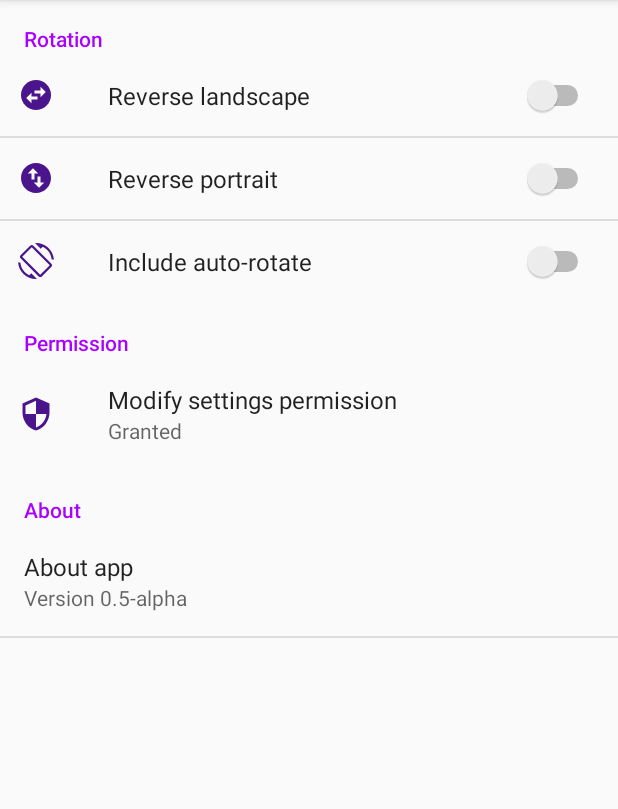
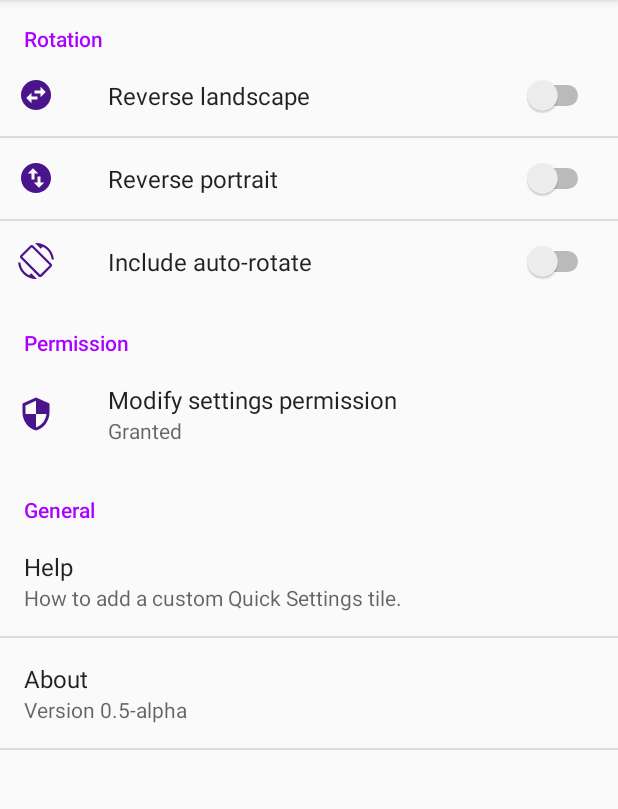
Before and after one commit to mudar/RotationQuickSetting, an Android app: the screen it shows after launch (MainActivity), on a phone screen of 412 x 824 dp, the part 84-893 px from its top. Run offline under Robolectric (Android 15) with nearby library versions, the light colour scheme and no system bars.

Commit message:
Added Onboarding permission request
And help link in settings, hidden once user starts using QS Tile

```diff
--- a/app/src/main/java/ca/mudar/rotationquicksetting/data/UserPrefs.java
+++ b/app/src/main/java/ca/mudar/rotationquicksetting/data/UserPrefs.java
@@ -7,6 +7,9 @@ import android.preference.PreferenceManager;
 import ca.mudar.rotationquicksetting.Const;
 import ca.mudar.rotationquicksetting.Const.PrefsNames;
 import ca.mudar.rotationquicksetting.R;
+
+import static ca.mudar.rotationquicksetting.Const.PrefsNames.HAS_HELP;
+import static ca.mudar.rotationquicksetting.Const.PrefsNames.HAS_ONBOARDING;
 
 /**
  * Created by mudar on 10/05/17.
@@ -45,6 +48,25 @@ public class UserPrefs {
                 false);
     }
 
+
+    public boolean hasOnboarding() {
+        return mPrefs.getBoolean(HAS_ONBOARDING, true);
+    }
+
+    public void setOnboardingCompleted() {
+        edit().putBoolean(HAS_ONBOARDING, false)
+                .commit();
+    }
+
+    public boolean hasHelp() {
+        return mPrefs.getBoolean(HAS_HELP, true);
+    }
+
+    public void setHelpCompleted() {
+        edit().putBoolean(HAS_HELP, false)
+                .commit();
+    }
+
     public boolean isReversePortrait() {
         return mPrefs.getBoolean(PrefsNames.REVERSE_PORT, false);
     }
--- a/app/src/main/java/ca/mudar/rotationquicksetting/ui/MainActivity.java
+++ b/app/src/main/java/ca/mudar/rotationquicksetting/ui/MainActivity.java
@@ -2,8 +2,10 @@ package ca.mudar.rotationquicksetting.ui;
 
 import android.app.Fragment;
 import android.os.Bundle;
+import android.provider.Settings;
 import android.support.v7.app.AppCompatActivity;
 
+import ca.mudar.rotationquicksetting.Const.FragmentTags;
 import ca.mudar.rotationquicksetting.data.UserPrefs;
 
 /**
@@ -12,12 +14,12 @@ import ca.mudar.rotationquicksetting.data.UserPrefs;
 
 public class MainActivity extends AppCompatActivity implements
         SettingsFragment.SettingsAboutCallback {
-    private final static String FRAGMENT_TAG_SETTINGS = "f_settings";
-    private final static String FRAGMENT_TAG_ABOUT = "f_about";
 
     @Override
     protected void onCreate(Bundle savedInstanceState) {
         super.onCreate(savedInstanceState);
+
+        showOnboardingIfNecessary();
 
         // Set default preferences
         UserPrefs.setDefaults(getApplicationContext());
@@ -25,7 +27,7 @@ public class MainActivity extends AppCompatActivity implements
         if (savedInstanceState == null) {
             final Fragment fragment = SettingsFragment.newInstance();
             getFragmentManager().beginTransaction()
-                    .replace(android.R.id.content, fragment, FRAGMENT_TAG_SETTINGS)
+                    .replace(android.R.id.content, fragment, FragmentTags.SETTINGS)
                     .commit();
         }
     }
@@ -37,6 +39,16 @@ public class MainActivity extends AppCompatActivity implements
     @Override
     public void onShowAbout() {
         final AboutBottomSheetFragment bottomSheet = AboutBottomSheetFragment.newInstance();
-        bottomSheet.show(getSupportFragmentManager(), FRAGMENT_TAG_ABOUT);
+        bottomSheet.show(getSupportFragmentManager(), FragmentTags.ABOUT);
+    }
+
+    private void showOnboardingIfNecessary() {
+        final UserPrefs prefs = UserPrefs.getInstance(getApplicationContext());
+        if (prefs.hasOnboarding()) {
+            if (!Settings.System.canWrite(this)) {
+                startActivity(OnboardingActivity.newIntent(getApplicationContext()));
+            }
+            prefs.setOnboardingCompleted();
+        }
     }
 }
--- a/app/src/main/java/ca/mudar/rotationquicksetting/ui/SettingsFragment.java
+++ b/app/src/main/java/ca/mudar/rotationquicksetting/ui/SettingsFragment.java
@@ -8,21 +8,24 @@ import android.net.Uri;
 import android.os.Bundle;
 import android.preference.Preference;
 import android.preference.PreferenceFragment;
+import android.preference.PreferenceGroup;
 import android.preference.PreferenceManager;
 import android.provider.Settings;
 import android.support.annotation.Nullable;
 import android.support.annotation.StringRes;
 import android.support.design.widget.Snackbar;
 import android.support.v4.content.ContextCompat;
-import android.util.Log;
 import android.view.View;
+
+import java.util.Locale;
 
 import ca.mudar.rotationquicksetting.BuildConfig;
 import ca.mudar.rotationquicksetting.Const;
 import ca.mudar.rotationquicksetting.Const.PrefsNames;
 import ca.mudar.rotationquicksetting.R;
+import ca.mudar.rotationquicksetting.data.UserPrefs;
+import ca.mudar.rotationquicksetting.utils.PermissionUtils;
 
-import static android.content.ContentValues.TAG;
 import static ca.mudar.rotationquicksetting.utils.OrientationUtils.ROTATION_LAND;
 import static ca.mudar.rotationquicksetting.utils.OrientationUtils.ROTATION_LAND_REVERSE;
 import static ca.mudar.rotationquicksetting.utils.OrientationUtils.ROTATION_PORT;
@@ -70,7 +73,10 @@ public class SettingsFragment extends PreferenceFragment implements
         mSharedPrefs.registerOnSharedPreferenceChangeListener(this);
 
         mPermissionGranted.setOnPreferenceClickListener(this);
+        findPreference(PrefsNames.HELP).setOnPreferenceClickListener(this);
         findPreference(PrefsNames.ABOUT).setOnPreferenceClickListener(this);
+
+        hideHelpIfPossible();
     }
 
     @Override
@@ -119,12 +125,12 @@ public class SettingsFragment extends PreferenceFragment implements
     public boolean onPreferenceClick(Preference preference) {
         final String key = preference.getKey();
         if (PrefsNames.PERMISSION_GRANTED.equals(key)) {
-            final Intent intent = new Intent(Settings.ACTION_MANAGE_WRITE_SETTINGS,
-                    Uri.parse("package:" + getContext().getPackageName()));
-            startActivity(intent);
+            startActivity(PermissionUtils.getPermissionIntent(getContext()));
+            return true;
+        } else if (PrefsNames.HELP.equals(key) && mListener != null) {
+            showHelp();
             return true;
         } else if (PrefsNames.ABOUT.equals(key) && mListener != null) {
-            Log.i(TAG, "onPreferenceClick: ABOUT");
             mListener.onShowAbout();
             return true;
         }
@@ -136,7 +142,7 @@ public class SettingsFragment extends PreferenceFragment implements
         mPermissionGranted.setSummary(getPermissionGrantedSummary());
 
         findPreference(PrefsNames.ABOUT).setSummary(getString(
-                R.string.prefs_version_title, BuildConfig.VERSION_NAME));
+                R.string.prefs_about_summary, BuildConfig.VERSION_NAME));
     }
 
     @StringRes
@@ -188,7 +194,24 @@ public class SettingsFragment extends PreferenceFragment implements
                 .show();
     }
 
+    private void showHelp() {
+        final String language = Locale.getDefault().getLanguage();
+        final Intent viewIntent = new Intent(Intent.ACTION_VIEW);
+        viewIntent.setData(Uri.parse(getResources()
+                .getString(R.string.url_help_quick_settings, language)));
+        startActivity(viewIntent);
+    }
+
+    private void hideHelpIfPossible() {
+        final UserPrefs prefs = UserPrefs.getInstance(getContext());
+        if (!prefs.hasHelp()) {
+            ((PreferenceGroup) findPreference(PrefsNames.CAT_GENERAL))
+                    .removePreference(findPreference(PrefsNames.HELP));
+            prefs.setHelpCompleted();
+        }
+    }
+
     public interface SettingsAboutCallback {
-        public void onShowAbout();
+        void onShowAbout();
     }
 }
--- a/app/src/main/res/values/strings.xml
+++ b/app/src/main/res/values/strings.xml
@@ -1,5 +1,7 @@
 <resources>
     <string name="app_name">Rotation Quick Setting</string>
+    <string name="activity_main">@string/app_name</string>
+    <string name="activity_onboarding">Welcome!</string>
     <string name="tile_label">Rotation QS</string>
     <string name="tile_label_port">Portrait</string>
     <string name="tile_label_land">Landscape</string>
@@ -10,25 +12,33 @@
     <!--Settings-->
     <string name="prefs_cat_permission">Permission</string>
     <string name="prefs_cat_orientation">Rotation</string>
-    <string name="prefs_cat_about">About</string>
+    <string name="prefs_cat_general">General</string>
     <string name="prefs_permission_granted_title">Modify settings permission</string>
     <string name="prefs_permission_granted_on">Granted</string>
     <string name="prefs_permission_granted_off">Not granted, app is disabled</string>
     <string name="prefs_reverse_port_title">Reverse portrait</string>
     <string name="prefs_reverse_land_title">Reverse landscape</string>
     <string name="prefs_auto_rotate_title">Include auto-rotate</string>
-    <string name="prefs_about_title">About app</string>
-    <string name="prefs_version_title">Version %s</string>
+    <string name="prefs_help_title">Help</string>
+    <string name="prefs_help_summary">How to add a custom Quick Settings tile.</string>
+    <string name="prefs_about_title">About</string>
+    <string name="prefs_about_summary">Version %s</string>
 
     <!--About-->
-    <string name="about_subtitle">Quick settings tile to&#160;select portrait or&#160;landscape screen orientation.</string>
-    <!--<string name="about_accelerometer_fix">Software fix for&#160;failing Nexus&#160;7 accelerometer.</string>-->
+    <string name="about_subtitle">Quick Settings tile to&#160;select portrait or&#160;landscape screen orientation.</string>
+    <!--<string name="about_accelerometer_fix">Software fix for&#160;devices with accelerometer auto‑rotation issues.</string>-->
     <string name="about_credits">Android app developed by Mudar&#160;Noufal.</string>
     <string name="about_source_code">Open source project, available on GitHub. Source code is released under the GPLv3 license from the Free Software Foundation.</string>
     <string name="about_rate_app">Please share or rate the app if you like it!</string>
 
+    <!--Onboarding-->
+    <string name="onboarding_title">@string/app_name</string>
+    <string name="onboarding_desc">Quick Settings tile to&#160;select portrait or&#160;landscape screen orientation. Intended as&#160;a&#160;fix for&#160;devices with auto‑rotation accelerometer issues.</string>
+
     <!--Buttons-->
     <string name="btn_try_it">Try it</string>
+    <string name="btn_grant_permission">Grant permission</string>
+    <string name="btn_skip">Skip for now</string>
 
 
     <!--Snackbar messages-->
--- a/app/src/main/res/values/strings_common.xml
+++ b/app/src/main/res/values/strings_common.xml
@@ -4,11 +4,14 @@
     <string name="url_playstore" translatable="false">http://play.google.com/store/apps/details?id=ca.mudar.rotationquicksetting</string>
     <string name="url_mudar_ca" translatable="false">http://www.mudar.ca/</string>
     <string name="url_github" translatable="false">https://github.com/mudar/RotationQuickSetting</string>
+    <string name="url_help_quick_settings">https://support.google.com/android/answer/6111329?hl=%s</string>
 
+    <string name="prefs_key_cat_general">prefs_cat_general</string>
     <string name="prefs_key_permission_granted">prefs_permission_granted</string>
     <string name="prefs_key_reverse_port">prefs_reverse_port</string>
     <string name="prefs_key_reverse_land">prefs_reverse_land</string>
     <string name="prefs_key_auto_rotate">prefs_auto_rotate</string>
+    <string name="prefs_key_help">prefs_help</string>
     <string name="prefs_key_about">prefs_about</string>
     <!--<string name="prefs_key_version">prefs_version</string>-->
 
--- a/app/src/main/res/values/styles.xml
+++ b/app/src/main/res/values/styles.xml
@@ -1,18 +1,4 @@
 <resources>
-
-    <!-- Base application theme. -->
-    <style name="AppTheme" parent="Theme.AppCompat.Light.DarkActionBar">
-        <!-- Customize your theme here. -->
-        <item name="colorPrimary">@color/color_primary</item>
-        <item name="colorPrimaryDark">@color/color_primary_dark</item>
-        <item name="colorAccent">@color/color_accent</item>
-        <item name="bottomSheetDialogTheme">@style/BottomSheetTheme</item>
-    </style>
-
-    <style name="BottomSheetTheme" parent="@style/Theme.Design.Light.BottomSheetDialog">
-        <!--Fix the status bar color-->
-        <item name="android:windowTranslucentStatus">true</item>
-    </style>
 
     <style name="AboutRow">
         <item name="android:background">?attr/selectableItemBackground</item>
@@ -26,7 +12,7 @@
     <style name="AboutContentText">
         <item name="android:layout_marginLeft">32dp</item>
         <item name="android:textSize">16sp</item>
-        <item name="android:textColor">@color/color_text</item>
+        <item name="android:textColor">@color/color_text_primary</item>
         <item name="android:includeFontPadding">false</item>
         <item name="android:lineSpacingMultiplier">1.1</item>
     </style>
--- /dev/null
+++ b/app/src/main/res/values/themes.xml
@@ -0,0 +1,21 @@
+<?xml version="1.0" encoding="utf-8"?>
+<resources>
+
+    <style name="AppTheme" parent="Theme.AppCompat.Light.DarkActionBar">
+        <item name="colorPrimary">@color/color_primary</item>
+        <item name="colorPrimaryDark">@color/color_primary_dark</item>
+        <item name="colorAccent">@color/color_accent</item>
+        <item name="bottomSheetDialogTheme">@style/BottomSheetTheme</item>
+    </style>
+
+    <style name="AppTheme.NoActionBar">
+        <item name="windowActionBar">false</item>
+        <item name="windowNoTitle">true</item>
+    </style>
+
+    <style name="BottomSheetTheme" parent="@style/Theme.Design.Light.BottomSheetDialog">
+        <!--Fix the status bar color-->
+        <item name="android:windowTranslucentStatus">true</item>
+    </style>
+
+</resources>
--- a/app/src/main/res/xml/prefs_settings.xml
+++ b/app/src/main/res/xml/prefs_settings.xml
@@ -22,13 +22,15 @@
             android:key="@string/prefs_key_permission_granted"
             android:title="@string/prefs_permission_granted_title" />
     </PreferenceCategory>    <!--About-->
-    <PreferenceCategory android:title="@string/prefs_cat_about">
+    <PreferenceCategory
+        android:key="@string/prefs_key_cat_general"
+        android:title="@string/prefs_cat_general">
+        <Preference
+            android:key="@string/prefs_key_help"
+            android:summary="@string/prefs_help_summary"
+            android:title="@string/prefs_help_title" />
         <Preference
             android:key="@string/prefs_key_about"
             android:title="@string/prefs_about_title" />
-        <!--<Preference-->
-        <!--android:enabled="false"-->
-        <!--android:key="@string/prefs_key_version"-->
-        <!--android:title="@string/prefs_version_title" />-->
     </PreferenceCategory>
 </PreferenceScreen>
```
Also changed, not shown: app/src/main/AndroidManifest.xml (+8 -2 lines), app/src/main/java/ca/mudar/rotationquicksetting/Const.java (+15 -1 lines), app/src/main/java/ca/mudar/rotationquicksetting/service/QuickSettingsService.java (+4 -23 lines), app/src/main/java/ca/mudar/rotationquicksetting/ui/OnboardingActivity.java (added, +58 -0 lines), app/src/main/java/ca/mudar/rotationquicksetting/utils/PermissionUtils.java (added, +18 -0 lines), app/src/main/res/drawable/logo_round_bg.xml (added, +10 -0 lines), app/src/main/res/layout-land/activity_onboarding.xml (added, +77 -0 lines), app/src/main/res/layout/activity_onboarding.xml (added, +79 -0 lines), app/src/main/res/values/colors.xml (+8 -1 lines).
